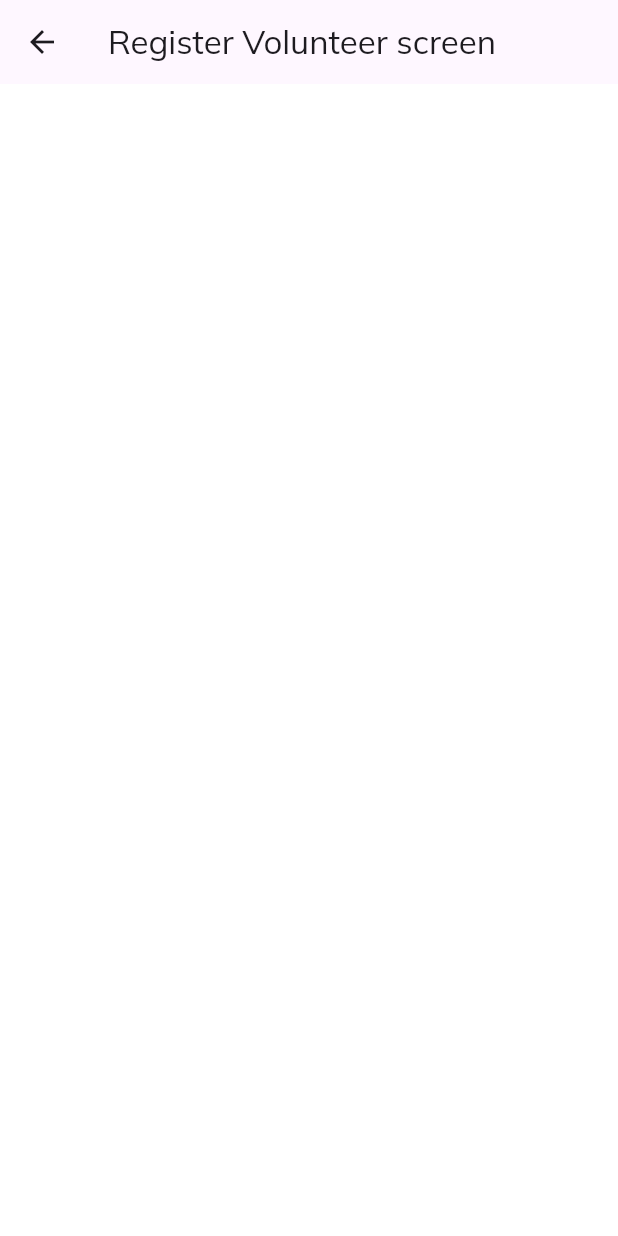
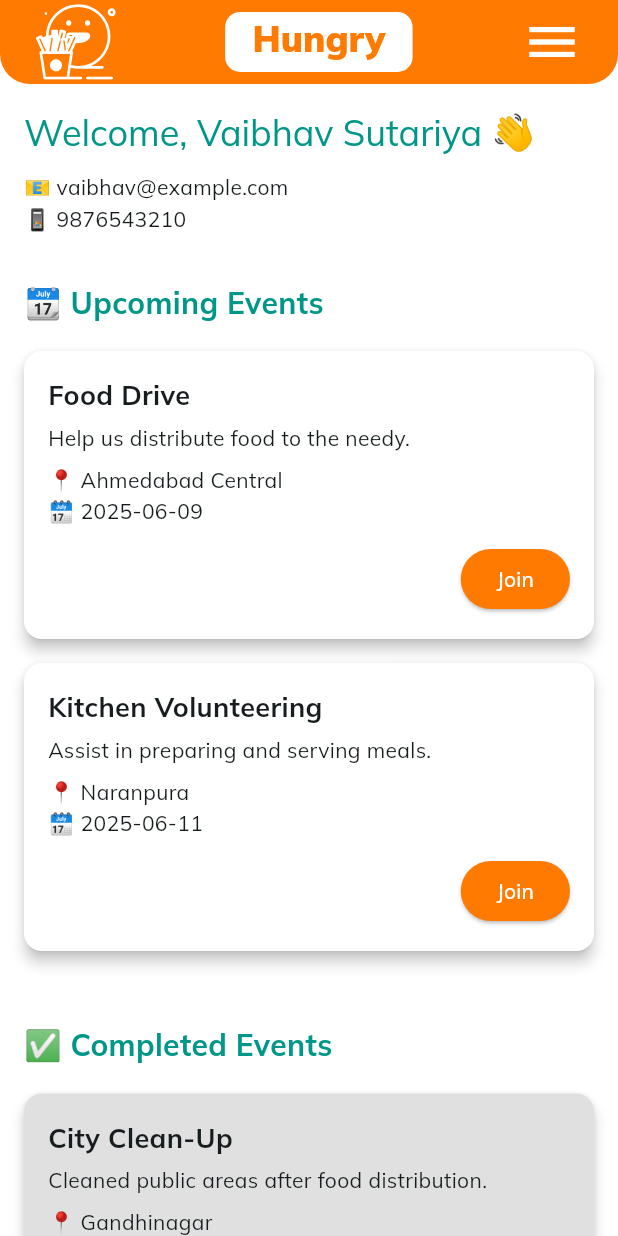
Before and after one commit to vaibhav-sutariya/hungry, a Flutter app: the RegisteredVolunteerScreen screen opened by its route, on a phone screen of 412 x 824 dp. Run offline on Flutter 3.47's test engine with Material 3 defaults, Android fonts, the phone set to English and light mode, and no system bars; our stand-ins replace carousel_slider, cloud_firestore, firebase_auth, firebase_core, firebase_database, firebase_messaging and 14 more; accounts and stored records are empty.

Commit message:
feat: Update UI and functionality for Food Bank and Volunteer Registration
- Changed color scheme in MyApp to use white as the seed color.
- Added FoodItemModel to represent food items with necessary fields and factory method for mapping.
- Introduced VolunteerEvent model for managing volunteer events.
- Refactored routes to point to the correct registered food bank and volunteer screens.
- Deleted old registered food bank screen and replaced it with a new implementation that fetches and displays food items.
- Created RegisteredVolunteerScreen to display volunteer information and upcoming/completed events.
- Implemented controllers for managing food bank and volunteer data, including fetching from Firebase and updating statuses.
- Updated splash screen logic to navigate based on user type.

```diff
--- a/lib/main.dart
+++ b/lib/main.dart
@@ -59,7 +59,7 @@ class MyApp extends StatelessWidget {
       navigatorKey: navigatorKey,
       theme: ThemeData(
         scaffoldBackgroundColor: Colors.white,
-        colorScheme: ColorScheme.fromSeed(seedColor: Colors.deepPurple),
+        colorScheme: ColorScheme.fromSeed(seedColor: Colors.white),
         useMaterial3: true,
         fontFamily: GoogleFonts.mulish().fontFamily,
       ),
--- /dev/null
+++ b/lib/models/volunteer_event_model.dart
@@ -0,0 +1,13 @@
+class VolunteerEvent {
+  final String title;
+  final String description;
+  final DateTime date;
+  final String location;
+
+  VolunteerEvent({
+    required this.title,
+    required this.description,
+    required this.date,
+    required this.location,
+  });
+}
--- a/lib/res/routes/routes.dart
+++ b/lib/res/routes/routes.dart
@@ -10,7 +10,7 @@ import 'package:hungry/view/find_food/see_all_location/see_all_screen.dart';
 import 'package:hungry/view/food_bank/food_bank_confirmation_screen.dart';
 import 'package:hungry/view/food_bank/food_bank_screen.dart';
 import 'package:hungry/view/food_bank/notification/donation_details_screen.dart';
-import 'package:hungry/view/food_bank/registered_food_bank.dart';
+import 'package:hungry/view/food_bank/registered_food_bank/registered_food_bank.dart';
 import 'package:hungry/view/home/home_screen.dart';
 import 'package:hungry/view/leftover_food/submit_leftover_food_screen.dart';
 import 'package:hungry/view/login/login_screen.dart';
@@ -24,7 +24,7 @@ import 'package:hungry/view/search/search_screen.dart';
 import 'package:hungry/view/signup/sign_up_screen.dart';
 import 'package:hungry/view/splash_screen.dart';
 import 'package:hungry/view/view_details/view_details_screen.dart';
-import 'package:hungry/view/volunteer_registration/registered_volunteer_screen.dart';
+import 'package:hungry/view/volunteer_registration/registered_volunteer/registered_volunteer_screen.dart';
 import 'package:hungry/view/volunteer_registration/volunteer_registration_screen.dart';
 
 class AppRoutes {
@@ -197,7 +197,7 @@ class AppRoutes {
         ),
         GetPage(
           name: RouteName.registedFoodBankScreen,
-          page: () => const RegisteredFoodBank(),
+          page: () => RegisteredFoodBank(),
           transition: Transition.rightToLeft,
           transitionDuration: const Duration(
             milliseconds: 250,
@@ -205,7 +205,7 @@ class AppRoutes {
         ),
         GetPage(
           name: RouteName.registedVolunteerScreen,
-          page: () => const RegisteredVolunteerScreen(),
+          page: () => RegisteredVolunteerScreen(),
           transition: Transition.rightToLeft,
           transitionDuration: const Duration(
             milliseconds: 250,
--- /dev/null
+++ b/lib/view/volunteer_registration/registered_volunteer/registered_volunteer_screen.dart
@@ -0,0 +1,121 @@
+import 'package:flutter/material.dart';
+import 'package:get/get.dart';
+import 'package:hungry/models/volunteer_event_model.dart';
+import 'package:hungry/res/colors/app_colors.dart';
+import 'package:hungry/res/components/app_bar/app_bar.dart';
+import 'package:hungry/res/components/app_bar/drawer.dart';
+import 'package:hungry/view_models/controllers/volunteer_registration/registered_volunteer_view_model.dart';
+
+class RegisteredVolunteerScreen extends StatelessWidget {
+  final controller = Get.put(VolunteerController());
+
+  RegisteredVolunteerScreen({super.key});
+
+  @override
+  Widget build(BuildContext context) {
+    return Scaffold(
+      appBar: MyAppBar(),
+      drawer: MyDrawer(showLogOut: true),
+      body: Obx(() {
+        if (controller.isLoading.value) {
+          return const Center(
+              child: CircularProgressIndicator(
+            color: AppColors.kPrimaryColor,
+          ));
+        }
+
+        return RefreshIndicator(
+          color: AppColors.kPrimaryColor,
+          onRefresh: () async => controller.fetchVolunteerData(),
+          child: SingleChildScrollView(
+            physics: const AlwaysScrollableScrollPhysics(),
+            child: Padding(
+              padding: const EdgeInsets.all(16),
+              child: Column(
+                crossAxisAlignment: CrossAxisAlignment.start,
+                children: [
+                  Text(
+                    'Welcome, ${controller.volunteerName.value} 👋',
+                    style: Theme.of(context)
+                        .textTheme
+                        .headlineSmall!
+                        .copyWith(color: Colors.teal),
+                  ),
+                  const SizedBox(height: 10),
+                  Text('📧 ${controller.email.value}'),
+                  Text('📱 ${controller.phone.value}'),
+                  const SizedBox(height: 20),
+                  _buildSectionTitle('📆 Upcoming Events'),
+                  if (controller.upcomingEvents.isEmpty)
+                    const Text('No upcoming events available.'),
+                  ...controller.upcomingEvents
+                      .map((e) => _buildEventCard(e, true)),
+                  const SizedBox(height: 30),
+                  _buildSectionTitle('✅ Completed Events'),
+                  if (controller.completedEvents.isEmpty)
+                    const Text('No completed events available.'),
+                  ...controller.completedEvents
+                      .map((e) => _buildEventCard(e, false)),
+                ],
+              ),
+            ),
+          ),
+        );
+      }),
+    );
+  }
+
+  Widget _buildSectionTitle(String title) {
+    return Padding(
+      padding: const EdgeInsets.symmetric(vertical: 10),
+      child: Text(
+        title,
+        style: const TextStyle(
+            fontSize: 20, fontWeight: FontWeight.bold, color: Colors.teal),
+      ),
+    );
+  }
+
+  Widget _buildEventCard(VolunteerEvent event, bool isJoinable) {
+    return Card(
+      color: isJoinable ? AppColors.kWhiteColor : Colors.grey[300],
+      elevation: 4,
+      margin: const EdgeInsets.symmetric(vertical: 8),
+      shape: RoundedRectangleBorder(borderRadius: BorderRadius.circular(12)),
+      child: Padding(
+        padding: const EdgeInsets.all(16),
+        child: Column(
+          crossAxisAlignment: CrossAxisAlignment.start,
+          children: [
+            Text(event.title,
+                style:
+                    const TextStyle(fontSize: 18, fontWeight: FontWeight.bold)),
+            const SizedBox(height: 6),
+            Text(event.description),
+            const SizedBox(height: 8),
+            Text('📍 ${event.location}'),
+            Text('🗓 ${event.date.toLocal().toString().split(' ')[0]}'),
+            const SizedBox(height: 10),
+            if (isJoinable)
+              Align(
+                alignment: Alignment.centerRight,
+                child: ElevatedButton(
+                  onPressed: () => controller.joinEvent(event),
+                  style: ElevatedButton.styleFrom(
+                    backgroundColor: AppColors.kPrimaryColor,
+                    foregroundColor: AppColors.kWhiteColor,
+                  ),
+                  child: const Text('Join'),
+                ),
+              )
+            else
+              const Align(
+                alignment: Alignment.centerRight,
+                child: Icon(Icons.check_circle, color: Colors.green),
+              ),
+          ],
+        ),
+      ),
+    );
+  }
+}
--- a/lib/view/volunteer_registration/registered_volunteer_screen.dart
+++ /dev/null
@@ -1,14 +0,0 @@
-import 'package:flutter/material.dart';
-
-class RegisteredVolunteerScreen extends StatelessWidget {
-  const RegisteredVolunteerScreen({super.key});
-
-  @override
-  Widget build(BuildContext context) {
-    return Scaffold(
-      appBar: AppBar(
-        title: Text('Register Volunteer screen'),
-      ),
-    );
-  }
-}
--- /dev/null
+++ b/lib/view_models/controllers/volunteer_registration/registered_volunteer_view_model.dart
@@ -0,0 +1,66 @@
+import 'package:get/get.dart';
+import 'package:hungry/models/volunteer_event_model.dart';
+
+class VolunteerController extends GetxController {
+  var volunteerName = 'Vaibhav Sutariya'.obs;
+  var email = 'vaibhav@example.com'.obs;
+  var phone = '9876543210'.obs;
+
+  var upcomingEvents = <VolunteerEvent>[].obs;
+  var completedEvents = <VolunteerEvent>[].obs;
+
+  var isLoading = false.obs;
+
+  @override
+  void onInit() {
+    super.onInit();
+    fetchVolunteerData();
+  }
+
+  void fetchVolunteerData() async {
+    isLoading.value = true;
+
+    // Mocked data — Replace this with Firebase fetch if needed
+    await Future.delayed(const Duration(seconds: 1), () {
+      upcomingEvents.value = [
+        VolunteerEvent(
+          title: 'Food Drive',
+          description: 'Help us distribute food to the needy.',
+          date: DateTime.now().add(const Duration(days: 2)),
+          location: 'Ahmedabad Central',
+        ),
+        VolunteerEvent(
+          title: 'Kitchen Volunteering',
+          description: 'Assist in preparing and serving meals.',
+          date: DateTime.now().add(const Duration(days: 4)),
+          location: 'Naranpura',
+        ),
+      ];
+
+      completedEvents.value = [
+        VolunteerEvent(
+          title: 'City Clean-Up',
+          description: 'Cleaned public areas after food distribution.',
+          date: DateTime.now().subtract(const Duration(days: 5)),
+          location: 'Gandhinagar',
+        ),
+        VolunteerEvent(
+          title: 'Leftover Collection',
+          description: 'Collected excess food from restaurants.',
+          date: DateTime.now().subtract(const Duration(days: 10)),
+          location: 'CG Road',
+        ),
+      ];
+    });
+
+    isLoading.value = false;
+  }
+
+  void joinEvent(VolunteerEvent event) {
+    Get.snackbar(
+      'Joined Event',
+      'You have joined "${event.title}"',
+      snackPosition: SnackPosition.TOP,
+    );
+  }
+}
```
Also changed, not shown: lib/models/food_item_model.dart (added, +42 -0 lines), lib/view/food_bank/registered_food_bank.dart (deleted, +0 -39 lines), lib/view/food_bank/registered_food_bank/registered_food_bank.dart (added, +142 -0 lines), lib/view/splash_screen.dart (+5 -5 lines), lib/view_models/controllers/food_bank/registered_food_bank_controller.dart (added, +76 -0 lines), 4 other files.
